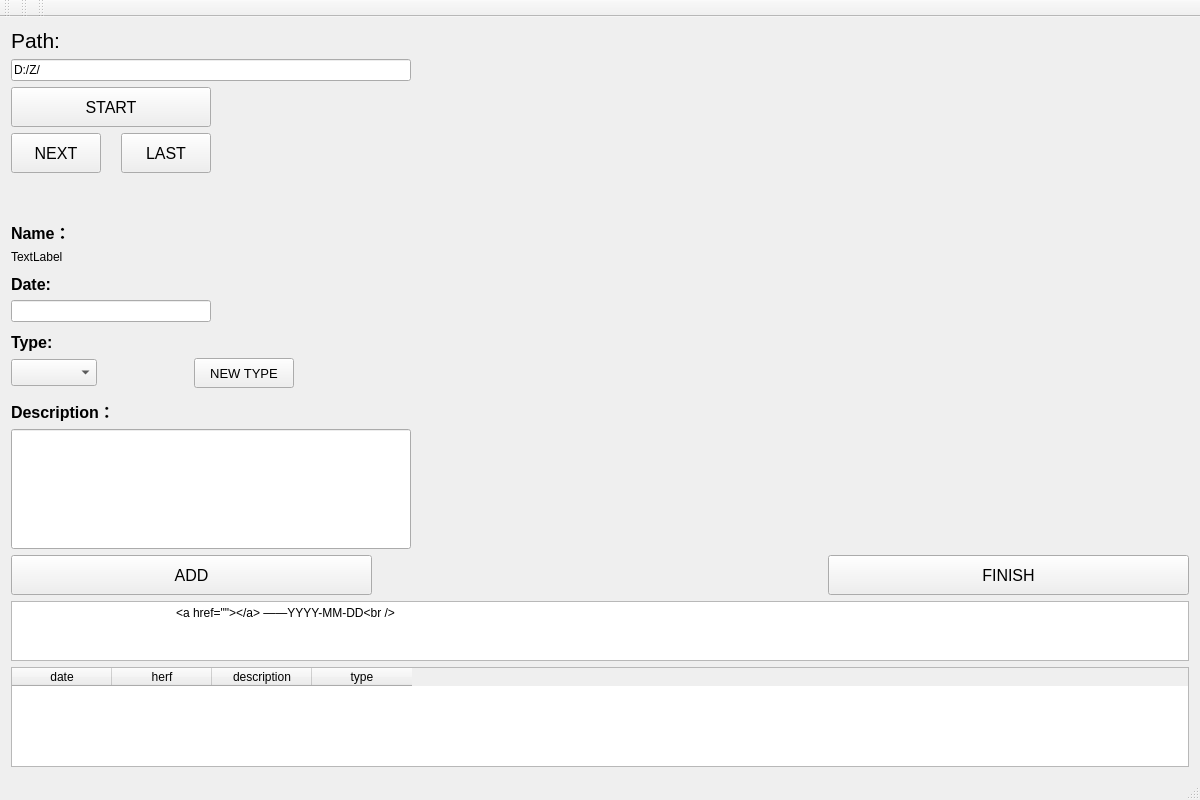
Old version of the form labeling.ui in the repository tsukishima1321/Closet.
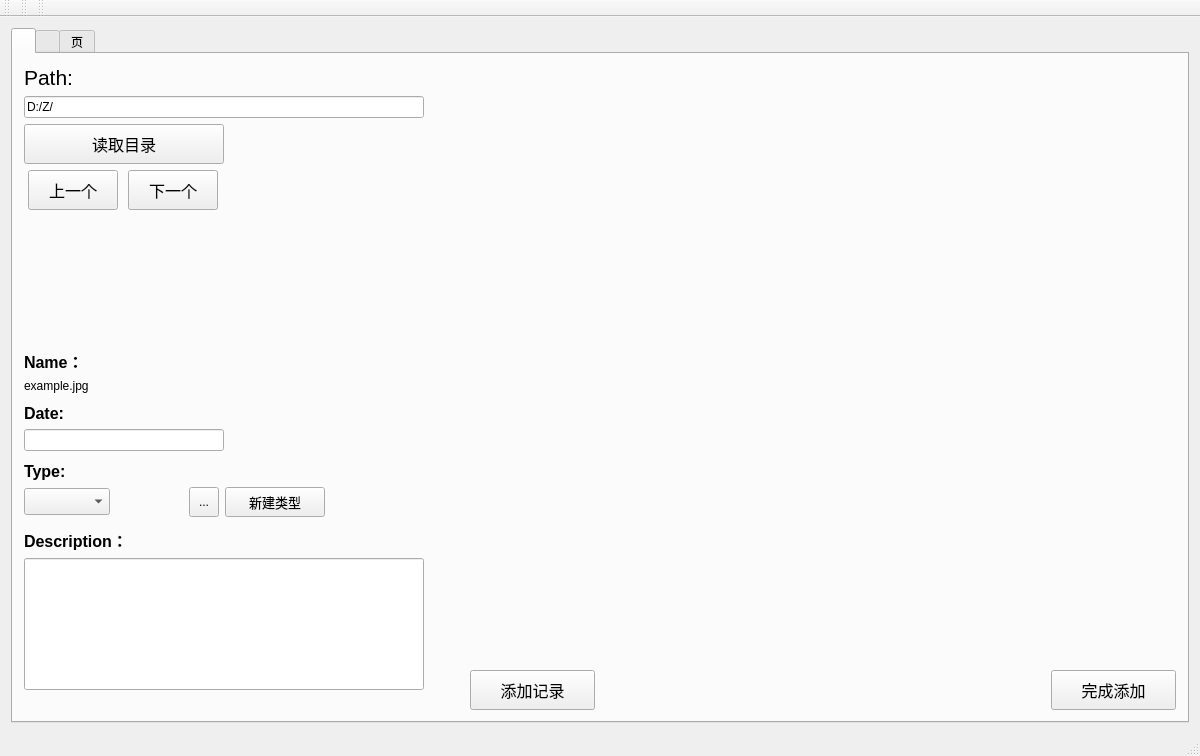
New version of the form. The open tabs and pages were chosen to show the change. Custom widgets are drawn as their Qt base class.

Diff of the .ui file:
```diff
--- a/labeling.ui
+++ b/labeling.ui
@@ -7,7 +7,7 @@
     <x>0</x>
     <y>0</y>
     <width>1200</width>
-    <height>800</height>
+    <height>756</height>
    </rect>
   </property>
   <property name="sizePolicy">
@@ -20,8 +20,38 @@
    <string>录入</string>
   </property>
   <widget class="QWidget" name="centralWidget">
+   <property name="sizePolicy">
+    <sizepolicy hsizetype="Preferred" vsizetype="Expanding">
+     <horstretch>0</horstretch>
+     <verstretch>0</verstretch>
+    </sizepolicy>
+   </property>
    <layout class="QVBoxLayout" name="verticalLayout">
     <item>
+     <widget class="QTabWidget" name="tabWidget">
+      <property name="sizePolicy">
+       <sizepolicy hsizetype="Minimum" vsizetype="Minimum">
+        <horstretch>0</horstretch>
+        <verstretch>0</verstretch>
+       </sizepolicy>
+      </property>
+      <property name="sizeIncrement">
+       <size>
+        <width>0</width>
+        <height>0</height>
+       </size>
+      </property>
+      <property name="currentIndex">
+       <number>2</number>
+      </property>
+      <widget class="QWidget" name="tabWidgetPage1">
+       <attribute name="title">
+        <string/>
+       </attribute>
+       <layout class="QVBoxLayout" name="verticalLayout_6">
+        <item>
+         <layout class="QVBoxLayout" name="verticalLayout_4">
+          <item>
      <layout class="QHBoxLayout" name="horizontalLayout">
       <item>
        <layout class="QVBoxLayout" name="verticalLayout_2">
@@ -80,36 +110,12 @@
                </font>
               </property>
               <property name="text">
-               <string>START</string>
+                     <string>读取目录</string>
               </property>
              </widget>
             </item>
             <item>
              <layout class="QHBoxLayout" name="horizontalLayout_7">
-              <item alignment="Qt::AlignLeft">
-               <widget class="QPushButton" name="pushButtonNext">
-                <property name="sizePolicy">
-                 <sizepolicy hsizetype="Fixed" vsizetype="Fixed">
-                  <horstretch>0</horstretch>
-                  <verstretch>0</verstretch>
-                 </sizepolicy>
-                </property>
-                <property name="minimumSize">
-                 <size>
-                  <width>90</width>
-                  <height>40</height>
-                 </size>
-                </property>
-                <property name="font">
-                 <font>
-                  <pointsize>12</pointsize>
-                 </font>
-                </property>
-                <property name="text">
-                 <string>NEXT</string>
-                </property>
-               </widget>
-              </item>
               <item>
                <widget class="QPushButton" name="pushButtonLast">
                 <property name="sizePolicy">
@@ -130,7 +136,31 @@
                  </font>
                 </property>
                 <property name="text">
-                 <string>LAST</string>
+                       <string>上一个</string>
+                      </property>
+                     </widget>
+                    </item>
+                    <item>
+                     <widget class="QPushButton" name="pushButtonNext">
+                      <property name="sizePolicy">
+                       <sizepolicy hsizetype="Fixed" vsizetype="Fixed">
+                        <horstretch>0</horstretch>
+                        <verstretch>0</verstretch>
+                       </sizepolicy>
+                      </property>
+                      <property name="minimumSize">
+                       <size>
+                        <width>90</width>
+                        <height>40</height>
+                       </size>
+                      </property>
+                      <property name="font">
+                       <font>
+                        <pointsize>12</pointsize>
+                       </font>
+                      </property>
+                      <property name="text">
+                       <string>下一个</string>
                 </property>
                </widget>
               </item>
@@ -170,7 +200,7 @@
           <property name="sizeHint" stdset="0">
            <size>
             <width>20</width>
-            <height>200</height>
+                  <height>80</height>
            </size>
           </property>
          </spacer>
@@ -196,7 +226,7 @@
            </font>
           </property>
           <property name="text">
-           <string>TextLabel</string>
+                 <string>example.jpg</string>
           </property>
          </widget>
         </item>
@@ -291,6 +321,19 @@
             </property>
            </widget>
           </item>
+                <item>
+                 <widget class="QToolButton" name="freshTypeButton">
+                  <property name="minimumSize">
+                   <size>
+                    <width>30</width>
+                    <height>30</height>
+                   </size>
+                  </property>
+                  <property name="text">
+                   <string>...</string>
+                  </property>
+                 </widget>
+                </item>
           <item alignment="Qt::AlignLeft">
            <widget class="QPushButton" name="pushButtonAddType">
             <property name="sizePolicy">
@@ -323,7 +366,7 @@
              </font>
             </property>
             <property name="text">
-             <string>NEW TYPE</string>
+                   <string>新建类型</string>
             </property>
            </widget>
           </item>
@@ -391,7 +434,7 @@
           <property name="maximumSize">
            <size>
             <width>400</width>
-            <height>16777215</height>
+                  <height>800</height>
            </size>
           </property>
           <property name="font">
@@ -406,10 +449,13 @@
           <property name="orientation">
            <enum>Qt::Vertical</enum>
           </property>
+                <property name="sizeType">
+                 <enum>QSizePolicy::Fixed</enum>
+                </property>
           <property name="sizeHint" stdset="0">
            <size>
             <width>20</width>
-            <height>40</height>
+                  <height>20</height>
            </size>
           </property>
          </spacer>
@@ -428,12 +474,24 @@
           </property>
          </widget>
         </item>
-       </layout>
-      </item>
-     </layout>
-    </item>
-    <item>
+              <item row="1" column="0">
      <layout class="QHBoxLayout" name="horizontalLayout_4">
+                <item>
+                 <spacer name="horizontalSpacer_5">
+                  <property name="orientation">
+                   <enum>Qt::Horizontal</enum>
+                  </property>
+                  <property name="sizeType">
+                   <enum>QSizePolicy::Fixed</enum>
+                  </property>
+                  <property name="sizeHint" stdset="0">
+                   <size>
+                    <width>40</width>
+                    <height>20</height>
+                   </size>
+                  </property>
+                 </spacer>
+                </item>
       <item>
        <widget class="QPushButton" name="pushButtonAdd">
         <property name="minimumSize">
@@ -448,7 +506,7 @@
          </font>
         </property>
         <property name="text">
-         <string>ADD</string>
+                   <string>添加记录</string>
         </property>
        </widget>
       </item>
@@ -482,67 +540,29 @@
          </font>
         </property>
         <property name="text">
-         <string>FINISH</string>
+                   <string>完成添加</string>
         </property>
        </widget>
       </item>
      </layout>
     </item>
-    <item>
-     <spacer name="verticalSpacer_6">
-      <property name="orientation">
-       <enum>Qt::Vertical</enum>
-      </property>
-      <property name="sizeHint" stdset="0">
-       <size>
-        <width>20</width>
-        <height>40</height>
-       </size>
-      </property>
-     </spacer>
-    </item>
-    <item>
-     <widget class="QPlainTextEdit" name="plainTextEdit">
-      <property name="sizePolicy">
-       <sizepolicy hsizetype="Expanding" vsizetype="Fixed">
-        <horstretch>0</horstretch>
-        <verstretch>0</verstretch>
-       </sizepolicy>
-      </property>
-      <property name="minimumSize">
-       <size>
-        <width>0</width>
-        <height>60</height>
-       </size>
-      </property>
-      <property name="maximumSize">
-       <size>
-        <width>16777215</width>
-        <height>100</height>
-       </size>
-      </property>
-      <property name="sizeIncrement">
-       <size>
-        <width>0</width>
-        <height>0</height>
-       </size>
-      </property>
-      <property name="lineWrapMode">
-       <enum>QPlainTextEdit::NoWrap</enum>
-      </property>
-      <property name="readOnly">
-       <bool>true</bool>
-      </property>
-      <property name="plainText">
-       <string>		&lt;A href=&quot;&quot;&gt;&lt;/A&gt;&amp;nbsp;——YYYY-MM-DD&lt;BR&gt;
-</string>
-      </property>
-     </widget>
-    </item>
+             </layout>
+            </item>
+           </layout>
+          </item>
+         </layout>
+        </item>
+       </layout>
+      </widget>
+      <widget class="QWidget" name="tabWidgetPage2">
+       <attribute name="title">
+        <string/>
+       </attribute>
+       <layout class="QVBoxLayout" name="verticalLayout_5">
     <item>
      <widget class="QTableWidget" name="tableWidget">
       <property name="sizePolicy">
-       <sizepolicy hsizetype="Expanding" vsizetype="Fixed">
+           <sizepolicy hsizetype="Expanding" vsizetype="Expanding">
         <horstretch>0</horstretch>
         <verstretch>0</verstretch>
        </sizepolicy>
@@ -550,13 +570,13 @@
       <property name="minimumSize">
        <size>
         <width>0</width>
-        <height>100</height>
+            <height>400</height>
        </size>
       </property>
       <property name="maximumSize">
        <size>
         <width>16777215</width>
-        <height>100</height>
+            <height>600</height>
        </size>
       </property>
       <property name="sizeIncrement">
@@ -591,6 +611,50 @@
         <string>type</string>
        </property>
       </column>
+         </widget>
+        </item>
+        <item>
+         <layout class="QHBoxLayout" name="horizontalLayout_5">
+          <item>
+           <spacer name="horizontalSpacer_2">
+            <property name="orientation">
+             <enum>Qt::Horizontal</enum>
+            </property>
+            <property name="sizeHint" stdset="0">
+             <size>
+              <width>40</width>
+              <height>20</height>
+             </size>
+            </property>
+           </spacer>
+          </item>
+          <item>
+           <widget class="QPushButton" name="pushButtonFinish_2">
+            <property name="minimumSize">
+             <size>
+              <width>115</width>
+              <height>40</height>
+             </size>
+            </property>
+            <property name="font">
+             <font>
+              <pointsize>12</pointsize>
+             </font>
+            </property>
+            <property name="text">
+             <string>完成添加</string>
+            </property>
+           </widget>
+          </item>
+         </layout>
+        </item>
+       </layout>
+      </widget>
+      <widget class="QWidget" name="tab">
+       <attribute name="title">
+        <string>页</string>
+       </attribute>
+      </widget>
      </widget>
     </item>
    </layout>
```
Left out of the diff: 2 changed lines with no effect on the pictures. Lines whose indentation alone changed are shown as unchanged.
